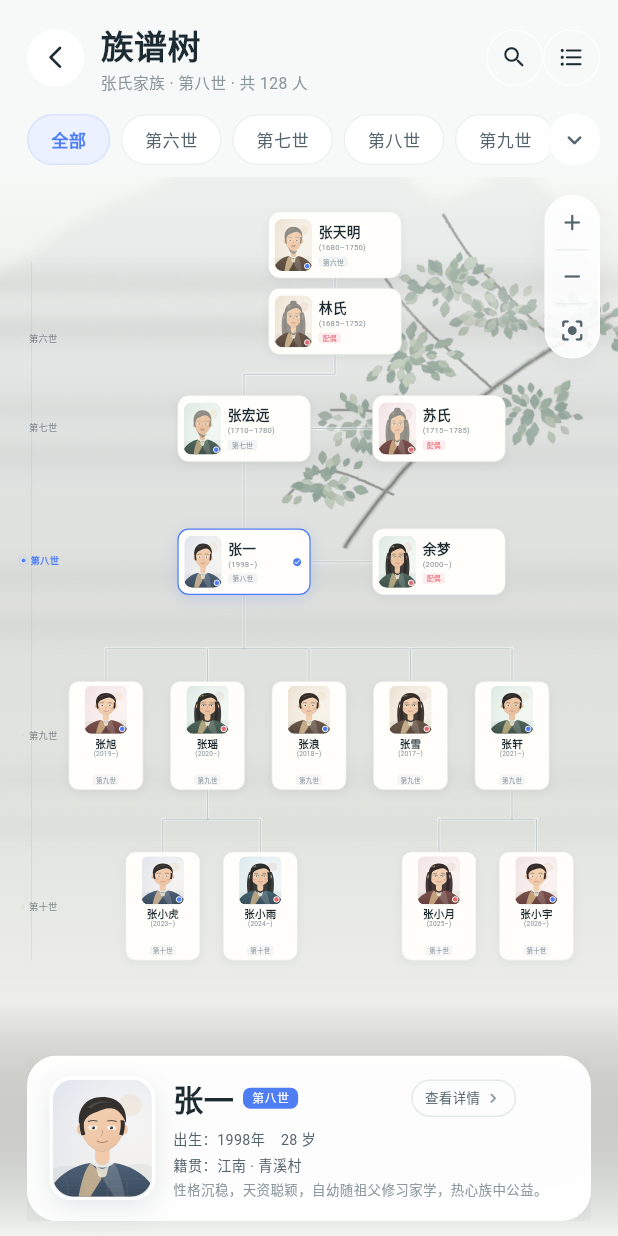
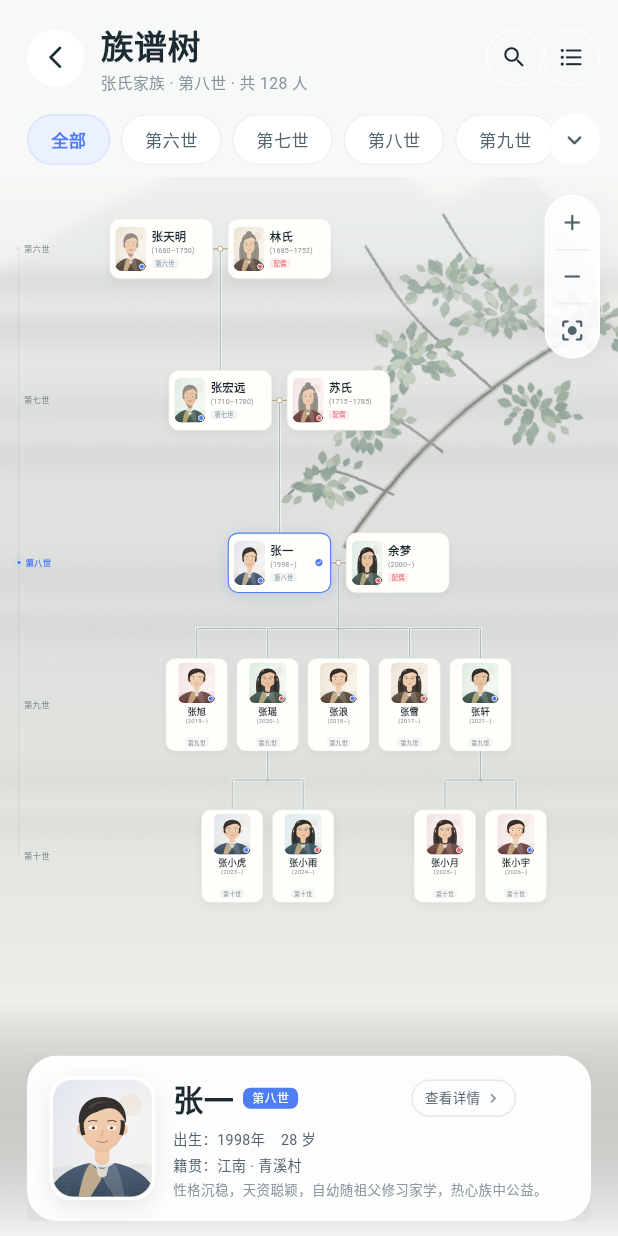
Before and after one commit to 43374166/family-genealogy, a Flutter app: the TreePage screen opened directly with empty values, on a phone screen of 412 x 824 dp. Run offline on Flutter 3.47's test engine with Material 3 defaults, Android fonts, the phone set to English and light mode, and no system bars; Roboto replaces fonts that are missing (NotoSerifSC).

Commit message:
feat: generalize family branding and couple-centered tree layout

```diff
--- a/apps/mobile/lib/app.dart
+++ b/apps/mobile/lib/app.dart
@@ -10,7 +10,7 @@ class FamilyTreeApp extends StatelessWidget {
   @override
   Widget build(BuildContext context) {
     return MaterialApp(
-      title: '张氏族谱',
+      title: '家族族谱',
       debugShowCheckedModeBanner: false,
       theme: AppTheme.light,
       scrollBehavior: const _AppScrollBehavior(),
--- a/apps/mobile/lib/data/demo_data.dart
+++ b/apps/mobile/lib/data/demo_data.dart
@@ -1,5 +1,6 @@
 import '../models/family_activity.dart';
 import '../models/family_member.dart';
+import '../models/family_profile.dart';
 
 /// Static demo data for the first Flutter milestone.
 ///
@@ -8,9 +9,21 @@ import '../models/family_member.dart';
 /// repository calls.
 abstract final class DemoData {
   static const String familyId = 'family_zhang';
-  static const String familyName = '张氏家族';
-  static const String familyMotto = '寻根溯源 · 传承家风';
-  static const String familySubtitle = '江南 · 青溪张氏';
+
+  /// Family branding is session data, not application identity.
+  ///
+  /// When authentication is connected, this object comes from the signed-in
+  /// account's family. The product itself is deliberately multi-family.
+  static const FamilyProfile family = FamilyProfile(
+    id: familyId,
+    name: '张氏家族',
+    surname: '张',
+    motto: '寻根溯源 · 传承家风',
+    region: '江南 · 青溪',
+    subtitle: '江南 · 青溪张氏',
+    memberCount: 128,
+    branchCount: 5,
+  );
 
   static const FamilyMember currentUser = FamilyMember(
     id: 'person_zhang_san',
--- a/apps/mobile/lib/features/home/home_page.dart
+++ b/apps/mobile/lib/features/home/home_page.dart
@@ -273,7 +273,7 @@ class _FamilyIdentity extends StatelessWidget {
             children: [
               Flexible(
                 child: Text(
-                  DemoData.familyName,
+                  DemoData.family.name,
                   style: AppTheme.serif(
                     fontSize: 42,
                     height: 1.08,
@@ -299,7 +299,7 @@ class _FamilyIdentity extends StatelessWidget {
               ),
               const SizedBox(width: 9),
               Text(
-                DemoData.familyMotto,
+                DemoData.family.motto,
                 style: const TextStyle(
                   fontSize: 14.5,
                   height: 1.3,
@@ -393,7 +393,7 @@ class _SummaryCard extends StatelessWidget {
                 color: AppColors.primary,
                 softColor: AppColors.primarySoft,
                 label: '家族成员',
-                value: '128',
+                value: '${DemoData.family.memberCount}',
                 onTap: onMembersTap,
               ),
             ),
@@ -404,7 +404,7 @@ class _SummaryCard extends StatelessWidget {
                 color: AppColors.jade,
                 softColor: AppColors.jadeSoft,
                 label: '家支',
-                value: '5',
+                value: '${DemoData.family.branchCount}',
                 onTap: onBranchesTap,
               ),
             ),
@@ -914,7 +914,7 @@ class _HomeFooter extends StatelessWidget {
             ),
             const SizedBox(width: 9),
             Text(
-              DemoData.familySubtitle,
+              DemoData.family.subtitle,
               style: const TextStyle(
                 fontSize: 10,
                 letterSpacing: 1.5,
@@ -931,7 +931,7 @@ class _HomeFooter extends StatelessWidget {
         ),
         const SizedBox(height: 7),
         Text(
-          'ZHANG FAMILY GENEALOGY · 2026',
+          'FAMILY GENEALOGY · 2026',
           style: TextStyle(
             fontSize: 8,
             letterSpacing: 1.7,
@@ -1018,10 +1018,10 @@ class _SettingsSheet extends StatelessWidget {
           _SettingsRow(icon: Icons.person_outline_rounded, label: '账户与资料'),
           _SettingsRow(icon: Icons.privacy_tip_outlined, label: '隐私与展示范围'),
           _SettingsRow(icon: Icons.contrast_rounded, label: '外观与字号'),
-          _SettingsRow(icon: Icons.info_outline_rounded, label: '关于张氏族谱'),
+          _SettingsRow(icon: Icons.info_outline_rounded, label: '关于家族族谱'),
           const SizedBox(height: 12),
           const Text(
-            'v0.1.0 · Flutter 原型',
+            'v0.2.0 · Flutter 原型',
             style: TextStyle(fontSize: 11, color: AppColors.inkMuted),
           ),
         ],
--- a/apps/mobile/lib/features/profile/profile_page.dart
+++ b/apps/mobile/lib/features/profile/profile_page.dart
@@ -25,7 +25,7 @@ class ProfilePage extends StatelessWidget {
           children: [
             AppPageHeader(
               title: '我的',
-              subtitle: DemoData.familyName,
+              subtitle: DemoData.family.name,
               showBack: false,
               padding: const EdgeInsets.fromLTRB(22, 8, 16, 8),
               actions: [
@@ -130,8 +130,8 @@ class ProfilePage extends StatelessWidget {
                           icon: Icons.info_outline_rounded,
                           color: AppColors.inkMuted,
                           background: AppColors.slateSoft,
-                          label: '关于张氏族谱',
-                          trailing: 'v0.1.0',
+                          label: '关于家族族谱',
+                          trailing: 'v0.2.0',
                           onTap: () => _showAbout(context),
                         ),
                       ],
@@ -219,10 +219,10 @@ class ProfilePage extends StatelessWidget {
                 color: AppColors.cinnabarSoft,
                 borderRadius: BorderRadius.circular(18),
               ),
-              child: const Center(
+              child: Center(
                 child: Text(
-                  '张',
-                  style: TextStyle(
+                  DemoData.family.surname,
+                  style: const TextStyle(
                     fontFamily: AppTheme.serifFamily,
                     fontSize: 30,
                     color: AppColors.cinnabar,
@@ -232,12 +232,12 @@ class ProfilePage extends StatelessWidget {
             ),
             const SizedBox(height: 13),
             Text(
-              DemoData.familyName,
+              DemoData.family.name,
               style: AppTheme.serif(fontSize: 22, letterSpacing: 1),
             ),
             const SizedBox(height: 5),
             const Text(
-              '数字族谱 · Flutter 原型 v0.1.0',
+              '家族族谱 · Flutter 原型 v0.2.0',
               style: TextStyle(fontSize: 10.5, color: AppColors.inkMuted),
             ),
             const SizedBox(height: 16),
--- a/apps/mobile/lib/features/search/member_search_page.dart
+++ b/apps/mobile/lib/features/search/member_search_page.dart
@@ -54,7 +54,8 @@ class _MemberSearchPageState extends State<MemberSearchPage> {
           children: [
             AppPageHeader(
               title: '成员查询',
-              subtitle: '张氏家族 · 共 128 人',
+              subtitle:
+                  '${DemoData.family.name} · 共 ${DemoData.family.memberCount} 人',
               actions: [
                 HeaderIconButton(
                   icon: Icons.tune_rounded,
--- a/apps/mobile/lib/features/stories/stories_page.dart
+++ b/apps/mobile/lib/features/stories/stories_page.dart
@@ -11,7 +11,7 @@ class StoriesPage extends StatelessWidget {
 
   static const _stories = [
     (
-      title: '青溪张氏：一部写了三百年的家谱',
+      title: '青溪家谱：一部写了三百年的家族记忆',
       excerpt: '从康熙年间的第一册手抄谱，到今天的数字族谱，记录的不只是姓名，更是几代人的生活。',
       tag: '族史',
       date: '2025-04-12',
@@ -234,7 +234,7 @@ class _FeaturedStory extends StatelessWidget {
                 crossAxisAlignment: CrossAxisAlignment.start,
                 children: [
                   Text(
-                    '青溪张氏',
+                    '青溪家谱',
                     style: TextStyle(
                       fontFamily: AppTheme.serifFamily,
                       fontSize: 30,
@@ -523,7 +523,7 @@ class StoryDetailPage extends StatelessWidget {
                       ),
                       const SizedBox(height: 16),
                       const _Paragraph(
-                        '谱序里写着：“水有源，木有本，族之有谱，所以别亲疏、明世次、敦孝悌也。”对张氏后人来说，族谱并不是一份名单，而是一条可以把今天的人带回从前的路。',
+                        '谱序里写着：“水有源，木有本，族之有谱，所以别亲疏、明世次、敦孝悌也。”对族人来说，族谱并不是一份名单，而是一条可以把今天的人带回从前的路。',
                       ),
                       const SizedBox(height: 16),
                       const _Paragraph(
@@ -577,7 +577,7 @@ class StoryDetailPage extends StatelessWidget {
                             crossAxisAlignment: CrossAxisAlignment.start,
                             children: [
                               Text(
-                                '张氏族谱编委会',
+                                '家族族谱编委会',
                                 style: TextStyle(
                                   fontSize: 10.5,
                                   fontWeight: FontWeight.w600,
--- a/apps/mobile/lib/features/tree/tree_page.dart
+++ b/apps/mobile/lib/features/tree/tree_page.dart
@@ -23,180 +23,205 @@ class TreePage extends StatefulWidget {
 
 class _TreePageState extends State<TreePage>
     with SingleTickerProviderStateMixin {
-  static const double _canvasWidth = 720;
-  static const double _canvasHeight = 990;
+  static const double _canvasWidth = 800;
+  static const double _canvasHeight = 1010;
   static const double _detailReserve = 154;
 
+  // A couple is laid out side by side. The child line starts from the centre
+  // of the small marriage bridge between the two cards and drops straight to
+  // the next generation. The direct bloodline therefore steps to the right by
+  // one spouse width per generation, which keeps the actual relationship
+  // unambiguous instead of drawing a line out of one person's card.
   static const List<_TreePlacement> _placements = [
     _TreePlacement(
       id: 'person_zhang_tianming',
-      left: 310,
-      top: 28,
-      width: 164,
+      left: 130,
+      top: 40,
+      width: 140,
       height: 82,
       generation: 6,
       compact: false,
     ),
     _TreePlacement(
       id: 'person_lin_shi',
-      left: 310,
-      top: 122,
-      width: 164,
+      left: 290,
+      top: 40,
+      width: 140,
       height: 82,
       generation: 6,
       compact: false,
     ),
     _TreePlacement(
       id: 'person_zhang_hongyuan',
-      left: 198,
-      top: 254,
-      width: 164,
+      left: 210,
+      top: 245,
+      width: 140,
       height: 82,
       generation: 7,
       compact: false,
     ),
     _TreePlacement(
       id: 'person_su_shi',
-      left: 438,
-      top: 254,
-      width: 164,
+      left: 370,
+      top: 245,
+      width: 140,
       height: 82,
       generation: 7,
       compact: false,
     ),
     _TreePlacement(
       id: 'person_zhang_yi',
-      left: 198,
-      top: 418,
-      width: 164,
+      left: 290,
+      top: 465,
+      width: 140,
       height: 82,
       generation: 8,
       compact: false,
     ),
     _TreePlacement(
       id: 'person_yu_meng',
-      left: 438,
-      top: 418,
-      width: 164,
+      left: 450,
+      top: 465,
+      width: 140,
       height: 82,
       generation: 8,
       compact: false,
     ),
     _TreePlacement(
       id: 'person_zhang_xu',
-      left: 64,
-      top: 606,
-      width: 92,
-      height: 134,
+      left: 206,
+      top: 635,
+      width: 84,
+      height: 126,
       generation: 9,
       compact: true,
     ),
     _TreePlacement(
       id: 'person_zhang_yao',
-      left: 189,
-      top: 606,
-      width: 92,
-      height: 134,
+      left: 302,
+      top: 635,
+      width: 84,
+      height: 126,
       generation: 9,
       compact: true,
     ),
     _TreePlacement(
       id: 'person_zhang_lang',
-      left: 314,
-      top: 606,
-      width: 92,
-      height: 134,
+      left: 398,
+      top: 635,
+      width: 84,
+      height: 126,
       generation: 9,
       compact: true,
     ),
     _TreePlacement(
       id: 'person_zhang_xue',
-      left: 439,
-      top: 606,
-      width: 92,
-      height: 134,
+      left: 494,
+      top: 635,
+      width: 84,
+      height: 126,
       generation: 9,
       compact: true,
     ),
     _TreePlacement(
       id: 'person_zhang_xuan',
-      left: 564,
-      top: 606,
-      width: 92,
-      height: 134,
+      left: 590,
+      top: 635,
+      width: 84,
+      height: 126,
       generation: 9,
       compact: true,
     ),
     _TreePlacement(
       id: 'person_zhang_xiaohu',
-      left: 134,
-      top: 816,
-      width: 92,
-      height: 134,
+      left: 254,
+      top: 840,
+      width: 84,
+      height: 126,
       generation: 10,
       compact: true,
     ),
     _TreePlacement(
       id: 'person_zhang_xiaoyu',
-      left: 254,
-      top: 816,
-      width: 92,
-      height: 134,
+      left: 350,
+      top: 840,
+      width: 84,
+      height: 126,
       generation: 10,
       compact: true,
     ),
     _TreePlacement(
       id: 'person_zhang_xiaoyue',
-      left: 474,
-      top: 816,
-      width: 92,
-      height: 134,
+      left: 542,
+      top: 840,
+      width: 84,
+      height: 126,
       generation: 10,
       compact: true,
     ),
     _TreePlacement(
       id: 'person_zhang_xiaoyu_junior',
-      left: 594,
-      top: 816,
-      width: 92,
-      height: 134,
+      left: 638,
+      top: 840,
+      width: 84,
+      height: 126,
       generation: 10,
       compact: true,
     ),
   ];
 
   static const List<List<Offset>> _edges = [
-    [Offset(392, 110), Offset(392, 122)],
-    [Offset(392, 204), Offset(392, 228), Offset(280, 228), Offset(280, 254)],
-    [Offset(362, 295), Offset(438, 295)],
-    [Offset(280, 336), Offset(280, 418)],
-    [Offset(362, 459), Offset(438, 459)],
-    // Parent to the five children.
-    [Offset(280, 500), Offset(280, 566)],
-    [Offset(110, 566), Offset(610, 566)],
-    [Offset(110, 566), Offset(110, 606)],
-    [Offset(235, 566), Offset(235, 606)],
-    [Offset(360, 566), Offset(360, 606)],
-    [Offset(485, 566), Offset(485, 606)],
-    [Offset(610, 566), Offset(610, 606)],
-    // Grandchildren under the second child.
-    [Offset(235, 740), Offset(235, 776)],
-    [Offset(180, 776), Offset(300, 776)],
-    [Offset(180, 776), Offset(180, 816)],
-    [Offset(300, 776), Offset(300, 816)],
-    // Grandchildren under the fifth child.
-    [Offset(610, 740), Offset(610, 776)],
-    [Offset(520, 776), Offset(640, 776)],
-    [Offset(520, 776), Offset(520, 816)],
-    [Offset(640, 776), Offset(640, 816)],
+    // 张天明 + 林氏 → 张宏远
+    [Offset(280, 81), Offset(280, 245)],
+    // 张宏远 + 苏氏 → 张一
+    [Offset(360, 286), Offset(360, 465)],
+    // 张一 + 余梦 → five children
+    [Offset(440, 506), Offset(440, 595)],
+    [Offset(248, 595), Offset(632, 595)],
+    [Offset(248, 595), Offset(248, 635)],
+    [Offset(344, 595), Offset(344, 635)],
+    [Offset(440, 595), Offset(440, 635)],
+    [Offset(536, 595), Offset(536, 635)],
+    [Offset(632, 595), Offset(632, 635)],
+    // Grandchildren under 张瑶
+    [Offset(344, 761), Offset(344, 800)],
+    [Offset(296, 800), Offset(392, 800)],
+    [Offset(296, 800), Offset(296, 840)],
+    [Offset(392, 800), Offset(392, 840)],
+    // Grandchildren under 张轩
+    [Offset(632, 761), Offset(632, 800)],
+    [Offset(584, 800), Offset(680, 800)],
+    [Offset(584, 800), Offset(584, 840)],
+    [Offset(680, 800), Offset(680, 840)],
+  ];
+
+  /// Short bridges inside the gap between each husband and wife.
+  static const List<(Offset, Offset)> _marriageBridges = [
+    (Offset(270, 81), Offset(290, 81)),
+    (Offset(350, 286), Offset(370, 286)),
+    (Offset(430, 506), Offset(450, 506)),
+  ];
+
+  /// A tiny junction where the marriage bridge meets the descent line.
+  static const List<Offset> _unionNodes = [
+    Offset(280, 81),
+    Offset(360, 286),
+    Offset(440, 506),
+  ];
+
+  /// Branch junctions on the sibling buses.
+  static const List<Offset> _branchNodes = [
+    Offset(440, 595),
+    Offset(344, 800),
+    Offset(632, 800),
   ];
 
   static const List<(int, double)> _generationLabels = [
-    (6, 186),
-    (7, 295),
-    (8, 459),
-    (9, 674),
-    (10, 885),
+    (6, 81),
+    (7, 286),
+    (8, 506),
+    (9, 698),
+    (10, 903),
   ];
 
   final TransformationController _transformation = TransformationController();
@@ -247,7 +272,7 @@ class _TreePageState extends State<TreePage>
               children: [
                 _TreeHeader(
                   subtitle:
-                      '${DemoData.familyName} · ${_selected.generationLabel} · 共 128 人',
+                      '${DemoData.family.name} · ${_selected.generationLabel} · 共 ${DemoData.family.memberCount} 人',
                   onBack: widget.onBack,
                   onSearch: () => Navigator.of(context).push(
                     MaterialPageRoute<void>(
@@ -321,7 +346,12 @@ class _TreePageState extends State<TreePage>
                               children: [
                                 Positioned.fill(
                                   child: CustomPaint(
-                                    painter: _TreeLinesPainter(edges: _edges),
+                                    painter: _TreeLinesPainter(
+                                      edges: _edges,
+                                      marriageBridges: _marriageBridges,
+                                      unionNodes: _unionNodes,
+                                      branchNodes: _branchNodes,
+                                    ),
                                   ),
                                 ),
                                 _GenerationRail(
@@ -727,50 +757,82 @@ class _GenerationFilters extends StatelessWidget {
 }
 
 class _TreeLinesPainter extends CustomPainter {
-  _TreeLinesPainter({required this.edges});
+  _TreeLinesPainter({
+    required this.edges,
+    required this.marriageBridges,
+    required this.unionNodes,
+    required this.branchNodes,
+  });
 
   final List<List<Offset>> edges;
+  final List<(Offset, Offset)> marriageBridges;
+  final List<Offset> unionNodes;
+  final List<Offset> branchNodes;
 
   @override
   void paint(Canvas canvas, Size size) {
     final linePaint = Paint()
-      ..color = const Color(0xFF9AACB2).withValues(alpha: 0.56)
+      ..color = const Color(0xFF829BA1).withValues(alpha: 0.72)
       ..style = PaintingStyle.stroke
-      ..strokeWidth = 1.25
+      ..strokeWidth = 1.3
       ..strokeCap = StrokeCap.round
       ..strokeJoin = StrokeJoin.round;
+    final bridgePaint = Paint()
+      ..color = const Color(0xFFAE9673).withValues(alpha: 0.92)
+      ..style = PaintingStyle.stroke
+      ..strokeWidth = 1.7
+      ..strokeCap = StrokeCap.round;
     final glowPaint = Paint()
-      ..color = Colors.white.withValues(alpha: 0.42)
+      ..color = Colors.white.withValues(alpha: 0.52)
       ..style = PaintingStyle.stroke
       ..strokeWidth = 4
       ..strokeCap = StrokeCap.round
       ..strokeJoin = StrokeJoin.round;
 
-    for (final edge in edges) {
+    void drawPolyline(List<Offset> edge, Paint paint) {
       final path = Path()..moveTo(edge.first.dx, edge.first.dy);
       for (var i = 1; i < edge.length; i++) {
         path.lineTo(edge[i].dx, edge[i].dy);
       }
       canvas.drawPath(path, glowPaint);
-      canvas.drawPath(path, linePaint);
+      canvas.drawPath(path, paint);
     }
 
-    // Quiet jade rings at junction points give the tree a measured rhythm.
-    final junctionPaint = Paint()
-      ..color = const Color(0xFFAABABD).withValues(alpha: 0.38)
+    for (final edge in edges) {
+      drawPolyline(edge, linePaint);
+    }
+
+    // A short bridge joins the two cards; the child line starts exactly at its
+    // centre. This makes the relationship read as a couple, never as a line
+    // drawn from only one parent.
+    for (final bridge in marriageBridges) {
+      drawPolyline([bridge.$1, bridge.$2], bridgePaint);
+    }
+
+    final unionFill = Paint()..color = const Color(0xFFFFFEFA);
+    final unionStroke = Paint()
+      ..color = const Color(0xFFB09875).withValues(alpha: 0.95)
+      ..style = PaintingStyle.stroke
+      ..strokeWidth = 1.2;
+    for (final point in unionNodes) {
+      canvas.drawCircle(point, 3.6, unionFill);
+      canvas.drawCircle(point, 3.6, unionStroke);
+    }
+
+    final branchPaint = Paint()
+      ..color = const Color(0xFF9FB0B3).withValues(alpha: 0.62)
       ..style = PaintingStyle.fill;
-    for (final point in const [
-      Offset(280, 566),
-      Offset(235, 776),
-      Offset(610, 776),
-    ]) {
-      canvas.drawCircle(point, 2.0, junctionPaint);
+    for (final point in branchNodes) {
+      canvas.drawCircle(point, 2.2, branchPaint);
     }
   }
 
   @override
   bool shouldRepaint(_TreeLinesPainter oldDelegate) =>
-      oldDelegate.edges != edges;
+      oldDelegate.edges != edges ||
+      oldDelegate.marriageBridges != marriageBridges ||
+      oldDelegate.unionNodes != unionNodes ||
+      oldDelegate.branchNodes != branchNodes;
 }
 
 class _GenerationRail extends StatelessWidget {
@@ -786,26 +848,28 @@ class _GenerationRail extends StatelessWidget {
 
   @override
   Widget build(BuildContext context) {
+    final firstY = labels.first.$2;
+    final lastY = labels.last.$2;
     return Positioned(
-      left: 5,
-      top: 90,
-      bottom: 40,
-      width: 48,
+      left: 4,
+      top: 0,
+      bottom: 0,
+      width: 62,
       child: Stack(
         children: [
           Positioned(
-            left: 13,
-            top: 0,
-            bottom: 0,
+            left: 3,
+            top: firstY,
+            height: lastY - firstY,
             child: Container(
               width: 1,
-              color: AppColors.inkMuted.withValues(alpha: 0.22),
+              color: AppColors.inkMuted.withValues(alpha: 0.24),
             ),
           ),
           for (final label in labels)
             Positioned(
               left: 0,
-              top: label.$2 - 98,
+              top: label.$2 - 7,
               child: _GenerationLabel(
                 generation: label.$1,
                 active:
@@ -947,8 +1011,8 @@ class _WideNodeContent extends StatelessWidget {
     return Row(
       crossAxisAlignment: CrossAxisAlignment.center,
       children: [
-        _PortraitWithDot(person: person, width: 46, height: 64, radius: 10),
-        const SizedBox(width: 8),
+        _PortraitWithDot(person: person, width: 42, height: 60, radius: 9),
+        const SizedBox(width: 7),
         Expanded(
           child: Column(
             mainAxisAlignment: MainAxisAlignment.center,
@@ -959,7 +1023,7 @@ class _WideNodeContent extends StatelessWidget {
                 maxLines: 1,
                 overflow: TextOverflow.ellipsis,
                 style: const TextStyle(
-                  fontSize: 17,
+                  fontSize: 15.5,
                   height: 1.15,
                   fontWeight: FontWeight.w600,
                   color: AppColors.ink,
@@ -1022,14 +1086,14 @@ class _CompactNodeContent extends StatelessWidget {
   Widget build(BuildContext context) {
     return Column(
       children: [
-        _PortraitWithDot(person: person, width: 52, height: 59, radius: 8),
+        _PortraitWithDot(person: person, width: 50, height: 55, radius: 8),
         const SizedBox(height: 4),
         Text(
           person.name,
           maxLines: 1,
           overflow: TextOverflow.ellipsis,
           style: const TextStyle(
-            fontSize: 13,
+            fontSize: 12.5,
             height: 1.1,
             fontWeight: FontWeight.w600,
             color: AppColors.ink,
--- /dev/null
+++ b/apps/mobile/lib/models/family_profile.dart
@@ -0,0 +1,30 @@
+import 'package:flutter/foundation.dart';
+
+/// The family space a signed-in account belongs to.
+///
+/// The product is intentionally multi-family: branding inside the app comes
+/// from this object, not from build-time constants. In the prototype it is
+/// supplied by [DemoData]; after authentication it will be loaded from the
+/// session / backend.
+@immutable
+class FamilyProfile {
+  const FamilyProfile({
+    required this.id,
+    required this.name,
+    required this.surname,
+    required this.motto,
+    required this.region,
+    required this.subtitle,
+    required this.memberCount,
+    required this.branchCount,
+  });
+
+  final String id;
+  final String name;
+  final String surname;
+  final String motto;
+  final String region;
+  final String subtitle;
+  final int memberCount;
+  final int branchCount;
+}
--- a/apps/mobile/pubspec.yaml
+++ b/apps/mobile/pubspec.yaml
@@ -1,7 +1,7 @@
 name: family_tree
-description: "张氏族谱 · Flutter 移动端原型（iOS / Android）"
+description: "家族族谱 · 多家族 Flutter 移动端原型（iOS / Android）"
 publish_to: "none"
-version: 0.1.0+1
+version: 0.2.0+3
 
 environment:
   sdk: ^3.9.2
```
Also changed, not shown: 8 other files.
